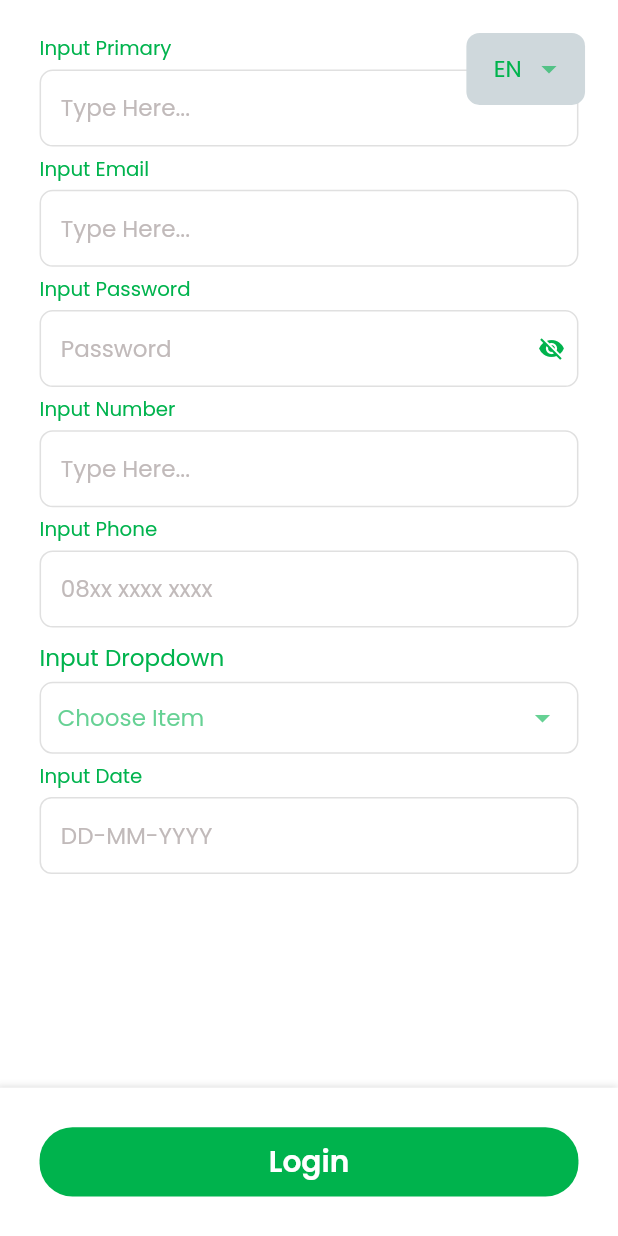
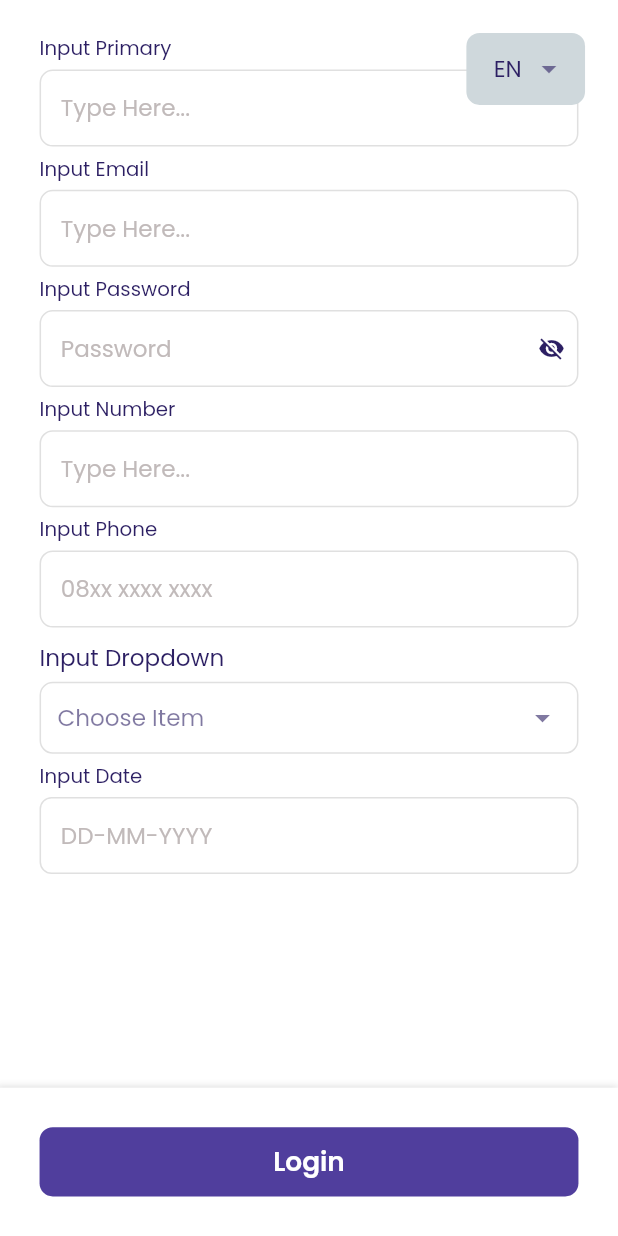
Before and after one commit to fathulaziss/flutix-getx, a Flutter app: the LoginView screen opened by its route, on a phone screen of 412 x 824 dp. Run offline on Flutter 3.47's test engine with Material 2 defaults, Android fonts, the phone set to English and light mode, and no system bars; drawn by our look-alikes of dropdown_button2; our stand-ins replace dio, flutter_screenutil, flutter_spinkit, flutter_typeahead, fluttertoast, get and 6 more; missing offline and left inert: colored_json, easy_mask, flutter_jailbreak_detection; accounts and stored records are empty; project files that could hold a hidden picture were left out.

Commit message:
add pattern color

```diff
--- a/lib/app.dart
+++ b/lib/app.dart
@@ -49,7 +49,7 @@ class _AppState extends State<App> {
       builder: (context, child) {
         return GetMaterialApp(
           title: 'Flutix',
-          theme: AppStyle.appTheme(0xFF00B34D, Colors.white),
+          theme: AppStyle.appTheme(0xFF2C1F63, Colors.white),
           builder: (context, child) {
             return MediaQuery(
               data: MediaQuery.of(context)
--- a/lib/app/modules/onboarding/components/onboarding_slidetile_indicator.dart
+++ b/lib/app/modules/onboarding/components/onboarding_slidetile_indicator.dart
@@ -20,7 +20,7 @@ class OnboardingSlidetileIndicator extends StatelessWidget {
           dotHeight: 10.w,
           dotWidth: 10.w,
           spacing: Insets.lg,
-          activeDotColor: AppColor.primaryColor,
+          activeDotColor: AppColor.primaryColor1,
         ),
         activeIndex: activeIndex,
         count: 3,
--- a/lib/app/modules/splash_screen_view.dart
+++ b/lib/app/modules/splash_screen_view.dart
@@ -41,7 +41,7 @@ class _SplashScreenViewState extends State<SplashScreenView> {
   @override
   Widget build(BuildContext context) {
     return Scaffold(
-      backgroundColor: AppColor.primaryColor,
+      backgroundColor: AppColor.primaryColor1,
       body: Center(
         child: AnimatedContainer(
           duration: const Duration(milliseconds: 1000),
--- a/lib/styles/colors.dart
+++ b/lib/styles/colors.dart
@@ -1,20 +1,28 @@
 import 'package:flutter/material.dart';
 
 class AppColor {
-  static const primaryColor = Color(0xFF00B34D);
-  static const disabledColor = Color(0xFF6D6E71);
-  static const backgroundColor = Color(0xFFE5E5E5);
+  static const primaryColor1 = Color(0xFF2C1F63);
+  static const primaryColor2 = Color(0xFF503E9D);
+  static const primaryColor3 = Color(0xFF6F67BE);
+  static const primaryColor4 = Color(0xFF5F558B);
+  static const disabledColor1 = Color(0xFFE4E4E4);
+  static const disabledColor2 = Color(0xFFBEBEBE);
+  static const backgroundColor = Color(0xFFF6F7F9);
+  static const yellowColor1 = Color(0xFFFBD460);
+  static const yellowColor2 = Color(0xFFFFF2CB);
+  static const redColor = Color(0xFFFF5C83);
+  static const greenColor = Color(0xFF3E9D9D);
 
   static const Map<int, Color> color = {
-    50: Color(0xff73d59d),
-    100: Color(0xff66d194),
-    200: Color(0xff4dca82),
-    300: Color(0xff33c271),
-    400: Color(0xff19bb5f),
-    500: Color(0xff00b34d),
-    600: Color(0xff00a145),
-    700: Color(0xff008f3e),
-    800: Color(0xff007d36),
-    900: Color(0xff006b2e)
+    50: Color(0xff8b84a9),
+    100: Color(0xff8079a1),
+    200: Color(0xff6b6292),
+    300: Color(0xff564c82),
+    400: Color(0xff413573),
+    500: Color(0xff2c1f63),
+    600: Color(0xff281c59),
+    700: Color(0xff23194f),
+    800: Color(0xff1f1645),
+    900: Color(0xff1a133b)
   };
 }
--- a/lib/styles/styles.dart
+++ b/lib/styles/styles.dart
@@ -37,12 +37,12 @@ class TextStyles {
     color: Colors.black,
   );
   static TextStyle get title =>
-      text.copyWith(fontWeight: FontWeight.w600, fontSize: 18.w);
+      text.copyWith(fontWeight: FontWeight.w600, fontSize: 16.w);
 
   static TextStyle get desc => text.copyWith(fontSize: 12.w);
 
   static TextStyle get button =>
-      text.copyWith(fontWeight: FontWeight.w600, fontSize: 18.w);
+      text.copyWith(fontWeight: FontWeight.w600, fontSize: 16.w);
 }
 
 class Insets {
--- a/lib/widgets/buttons/button_primary.dart
+++ b/lib/widgets/buttons/button_primary.dart
@@ -56,17 +56,17 @@ class ButtonPrimary extends StatelessWidget {
                   isLoading ? 24.w : radius ?? Insets.xl,
                 ),
                 color: enabled
-                    ? color ?? AppColor.primaryColor
+                    ? color ?? AppColor.primaryColor2
                     : Colors.transparent,
                 border: Border.all(color: outlineColor ?? Colors.white),
               )
             : BoxDecoration(
                 borderRadius: BorderRadius.circular(
-                  isLoading ? 24.w : radius ?? Insets.xl,
+                  isLoading ? 24.w : radius ?? Insets.sm,
                 ),
                 color: enabled
-                    ? color ?? AppColor.primaryColor
-                    : AppColor.disabledColor,
+                    ? color ?? AppColor.primaryColor2
+                    : AppColor.disabledColor1,
               ),
         child: Align(
           child: Material(
@@ -93,7 +93,9 @@ class ButtonPrimary extends StatelessWidget {
                                 label ?? 'BUTTON',
                                 style: textStyle ??
                                     TextStyles.button.copyWith(
-                                      color: textColor ?? Colors.white,
+                                      color: enabled
+                                          ? color ?? Colors.white
+                                          : AppColor.disabledColor2,
                                     ),
                                 textAlign: TextAlign.center,
                               ),
--- a/lib/widgets/buttons/button_text_rich.dart
+++ b/lib/widgets/buttons/button_text_rich.dart
@@ -32,7 +32,7 @@ class ButtonTextRich extends StatelessWidget {
             TextSpan(
               text: label2,
               style: TextStyles.title
-                  .copyWith(color: AppColor.primaryColor, fontSize: 14.w),
+                  .copyWith(color: AppColor.primaryColor1, fontSize: 14.w),
             ),
           ],
         ),
--- a/lib/widgets/inputs/input_currency.dart
+++ b/lib/widgets/inputs/input_currency.dart
@@ -13,7 +13,7 @@ class InputCurrency extends StatefulWidget {
     this.prefixIcon,
     this.suffixIcon,
     this.color,
-    this.textColor = AppColor.primaryColor,
+    this.textColor = AppColor.primaryColor1,
     this.margin,
     this.padding,
     this.enable = true,
--- a/lib/widgets/inputs/input_date.dart
+++ b/lib/widgets/inputs/input_date.dart
@@ -13,7 +13,7 @@ class InputDate extends StatefulWidget {
     this.prefixIcon,
     this.suffixIcon,
     this.color,
-    this.textColor = AppColor.primaryColor,
+    this.textColor = AppColor.primaryColor1,
     this.margin,
     this.padding,
     this.enable = true,
--- a/lib/widgets/inputs/input_dropdown.dart
+++ b/lib/widgets/inputs/input_dropdown.dart
@@ -12,7 +12,7 @@ class InputDropdown extends StatelessWidget {
     required this.items,
     required this.selectedItem,
     this.onChanged,
-    this.titleColor = AppColor.primaryColor,
+    this.titleColor = AppColor.primaryColor1,
     this.borderColor,
     this.outlinedBorderColor,
     this.textAlign,
@@ -62,14 +62,14 @@ class InputDropdown extends StatelessWidget {
                     textAlign: textAlign ?? TextAlign.left,
                     style: TextStyles.text.copyWith(
                       color: selectedItem.isNotEmpty
-                          ? AppColor.primaryColor
-                          : AppColor.primaryColor.withOpacity(.6),
+                          ? AppColor.primaryColor1
+                          : AppColor.primaryColor1.withOpacity(.6),
                     ),
                   ),
                 ),
                 Icon(
                   Icons.arrow_drop_down,
-                  color: AppColor.primaryColor.withOpacity(.6),
+                  color: AppColor.primaryColor1.withOpacity(.6),
                 )
               ],
             ),
--- a/lib/widgets/inputs/input_email.dart
+++ b/lib/widgets/inputs/input_email.dart
@@ -13,7 +13,7 @@ class InputEmail extends StatefulWidget {
     this.prefixIcon,
     this.suffixIcon,
     this.color,
-    this.textColor = AppColor.primaryColor,
+    this.textColor = AppColor.primaryColor1,
     this.margin,
     this.padding,
     this.enable = true,
--- a/lib/widgets/inputs/input_number.dart
+++ b/lib/widgets/inputs/input_number.dart
@@ -12,7 +12,7 @@ class InputNumber extends StatefulWidget {
     this.prefixIcon,
     this.suffixIcon,
     this.color,
-    this.textColor = AppColor.primaryColor,
+    this.textColor = AppColor.primaryColor1,
     this.margin,
     this.padding,
     this.enable = true,
--- a/lib/widgets/inputs/input_password.dart
+++ b/lib/widgets/inputs/input_password.dart
@@ -13,7 +13,7 @@ class InputPassword extends StatefulWidget {
     this.prefixIcon,
     this.suffixIcon,
     this.color,
-    this.textColor = AppColor.primaryColor,
+    this.textColor = AppColor.primaryColor1,
     this.margin,
     this.padding,
     this.enable = true,
@@ -29,7 +29,7 @@ class InputPassword extends StatefulWidget {
     this.value,
     this.inputStyle = InputStyle.box,
     this.iconColor,
-    this.cursorColor = AppColor.primaryColor,
+    this.cursorColor = AppColor.primaryColor1,
     this.contentPadding,
     this.textAlign,
     this.outlineColor,
--- a/lib/widgets/inputs/input_phone.dart
+++ b/lib/widgets/inputs/input_phone.dart
@@ -14,7 +14,7 @@ class InputPhone extends StatefulWidget {
     this.prefixIcon,
     this.suffixIcon,
     this.color,
-    this.textColor = AppColor.primaryColor,
+    this.textColor = AppColor.primaryColor1,
     this.margin,
     this.padding,
     this.enable = true,
--- a/lib/widgets/inputs/input_primary.dart
+++ b/lib/widgets/inputs/input_primary.dart
@@ -12,7 +12,7 @@ class InputPrimary extends StatefulWidget {
     this.prefixIcon,
     this.suffixIcon,
     this.color,
-    this.textColor = AppColor.primaryColor,
+    this.textColor = AppColor.primaryColor1,
     this.margin,
     this.padding,
     this.enable = true,
@@ -29,7 +29,7 @@ class InputPrimary extends StatefulWidget {
     this.textCapitalization = TextCapitalization.none,
     this.obsecureText = false,
     this.inputStyle = InputStyle.box,
-    this.cursorColor = AppColor.primaryColor,
+    this.cursorColor = AppColor.primaryColor1,
     this.contentPadding,
     this.textAlign,
     this.outlineColor,
@@ -102,7 +102,7 @@ class _InputPrimaryState extends State<InputPrimary> {
     if (widget.inputStyle == InputStyle.box) {
       switch (tState) {
         case TextFieldState.focus:
-          return _box(borderColor: AppColor.primaryColor);
+          return _box(borderColor: AppColor.primaryColor1);
         case TextFieldState.error:
           return _box(borderColor: Colors.red);
         case TextFieldState.none:
@@ -113,7 +113,7 @@ class _InputPrimaryState extends State<InputPrimary> {
     } else if (widget.inputStyle == InputStyle.line) {
       switch (tState) {
         case TextFieldState.focus:
-          return _line(borderColor: AppColor.primaryColor);
+          return _line(borderColor: AppColor.primaryColor1);
         case TextFieldState.error:
           return _line(borderColor: Colors.red);
         case TextFieldState.none:
@@ -128,7 +128,7 @@ class _InputPrimaryState extends State<InputPrimary> {
     } else {
       switch (tState) {
         case TextFieldState.focus:
-          return _outline(borderColor: AppColor.primaryColor);
+          return _outline(borderColor: AppColor.primaryColor1);
         case TextFieldState.error:
           return _outline(borderColor: Colors.red);
         case TextFieldState.none:
@@ -223,7 +223,7 @@ class _InputPrimaryState extends State<InputPrimary> {
         if (widget.label != null)
           Text(
             widget.label!,
-            style: TextStyles.desc.copyWith(color: AppColor.primaryColor),
+            style: TextStyles.desc.copyWith(color: AppColor.primaryColor1),
           ),
         Container(
           margin: widget.margin ??
--- a/lib/widgets/others/custom_bottom_navbar.dart
+++ b/lib/widgets/others/custom_bottom_navbar.dart
@@ -109,11 +109,11 @@ class ItemNavbar extends StatelessWidget {
               child: assetIcon.isNotEmpty
                   ? Image.asset(
                       assetIcon,
-                      color: isSelected ? AppColor.primaryColor : Colors.grey,
+                      color: isSelected ? AppColor.primaryColor1 : Colors.grey,
                     )
                   : Icon(
                       icon,
-                      color: isSelected ? AppColor.primaryColor : Colors.grey,
+                      color: isSelected ? AppColor.primaryColor1 : Colors.grey,
                       size: isSelected ? 16.w : 15.w,
                     ),
             ),
@@ -122,7 +122,7 @@ class ItemNavbar extends StatelessWidget {
               label,
               style: TextStyles.text.copyWith(
                 fontSize: 10.w,
-                color: isSelected ? AppColor.primaryColor : Colors.grey,
+                color: isSelected ? AppColor.primaryColor1 : Colors.grey,
               ),
             )
           ],
--- a/lib/widgets/others/loading_indicator.dart
+++ b/lib/widgets/others/loading_indicator.dart
@@ -19,7 +19,7 @@ class LoadingIndicator extends StatelessWidget {
       child: SpinKitRing(
         size: size ?? 32.w,
         lineWidth: 3,
-        color: color ?? AppColor.primaryColor,
+        color: color ?? AppColor.primaryColor1,
       ),
     );
   }
@@ -39,7 +39,7 @@ class LoadingIndicatorBounce extends StatelessWidget {
     return Center(
       child: SpinKitThreeBounce(
         size: size ?? 12.w,
-        color: color ?? AppColor.primaryColor,
+        color: color ?? AppColor.primaryColor1,
       ),
     );
   }
```
Also changed, not shown: lib/utils/app_utils.dart (+23 -0 lines), lib/widgets/inputs/input_search_dropdown.dart (+5 -5 lines).
